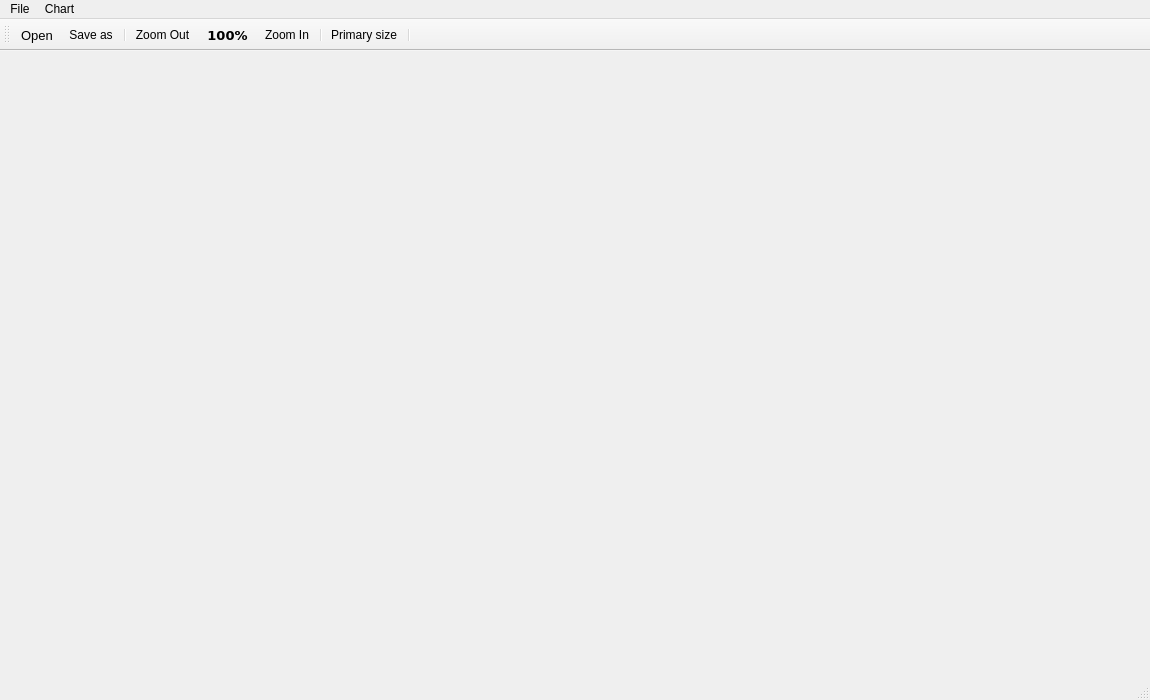
The window that mainwindow.ui (marcinkozikowski/ECGplot) describes before a commit, drawn with Qt 5.
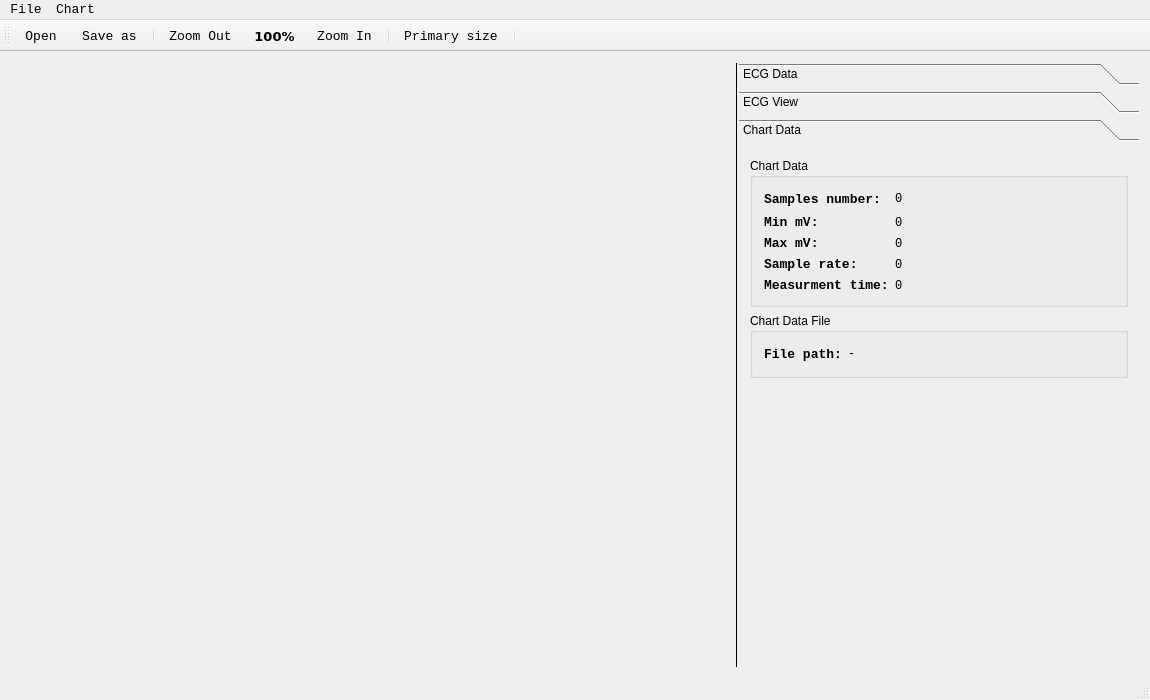
The same window after the commit. Icons and pictures are not drawn. Custom widgets are drawn as their Qt base class.

Commit message: added left toolbar with table data, ecg data info, plot options like show/hide marker, marker width, plot lione width

The edit to the form file:
```diff
--- a/mainwindow.ui
+++ b/mainwindow.ui
@@ -32,49 +32,602 @@
   <widget class="QWidget" name="centralWidget">
    <layout class="QGridLayout" name="gridLayout">
     <item row="0" column="0">
-     <widget class="QScrollArea" name="scrollArea">
-      <property name="enabled">
-       <bool>true</bool>
-      </property>
+     <widget class="QSplitter" name="splitter">
       <property name="sizePolicy">
-       <sizepolicy hsizetype="Expanding" vsizetype="Expanding">
+       <sizepolicy hsizetype="Minimum" vsizetype="Minimum">
         <horstretch>0</horstretch>
         <verstretch>0</verstretch>
        </sizepolicy>
       </property>
+      <property name="minimumSize">
+       <size>
+        <width>1</width>
+        <height>0</height>
+       </size>
+      </property>
+      <property name="baseSize">
+       <size>
+        <width>0</width>
+        <height>0</height>
+       </size>
+      </property>
       <property name="styleSheet">
-       <string notr="true">border: 0px</string>
+       <string notr="true">QSplitter::handle {
+    background: rgb(0, 0, 0);
+	margin-left: 2px;
+	margin-right: 2px;
+}</string>
       </property>
-      <property name="sizeAdjustPolicy">
-       <enum>QAbstractScrollArea::AdjustToContents</enum>
+      <property name="frameShape">
+       <enum>QFrame::NoFrame</enum>
       </property>
-      <property name="widgetResizable">
-       <bool>true</bool>
+      <property name="orientation">
+       <enum>Qt::Horizontal</enum>
       </property>
-      <widget class="QwtPlot" name="chartView">
-       <property name="geometry">
-        <rect>
-         <x>0</x>
-         <y>0</y>
-         <width>16</width>
-         <height>16</height>
-        </rect>
+      <property name="handleWidth">
+       <number>1</number>
+      </property>
+      <widget class="QScrollArea" name="scrollArea">
+       <property name="enabled">
+        <bool>true</bool>
        </property>
+       <property name="sizePolicy">
+        <sizepolicy hsizetype="Expanding" vsizetype="Expanding">
+         <horstretch>0</horstretch>
+         <verstretch>0</verstretch>
+        </sizepolicy>
+       </property>
+       <property name="styleSheet">
+        <string notr="true">border: 0px</string>
+       </property>
+       <property name="sizeAdjustPolicy">
+        <enum>QAbstractScrollArea::AdjustToContents</enum>
+       </property>
+       <property name="widgetResizable">
+        <bool>true</bool>
+       </property>
+       <widget class="QwtPlot" name="chartView">
+        <property name="geometry">
+         <rect>
+          <x>0</x>
+          <y>0</y>
+          <width>16</width>
+          <height>16</height>
+         </rect>
+        </property>
+        <property name="sizePolicy">
+         <sizepolicy hsizetype="Fixed" vsizetype="Fixed">
+          <horstretch>0</horstretch>
+          <verstretch>0</verstretch>
+         </sizepolicy>
+        </property>
+        <property name="sizeIncrement">
+         <size>
+          <width>0</width>
+          <height>0</height>
+         </size>
+        </property>
+        <property name="contextMenuPolicy">
+         <enum>Qt::NoContextMenu</enum>
+        </property>
+       </widget>
+      </widget>
+      <widget class="QToolBox" name="toolBox">
        <property name="sizePolicy">
         <sizepolicy hsizetype="Fixed" vsizetype="Fixed">
          <horstretch>0</horstretch>
          <verstretch>0</verstretch>
         </sizepolicy>
        </property>
-       <property name="sizeIncrement">
+       <property name="minimumSize">
         <size>
-         <width>0</width>
+         <width>200</width>
          <height>0</height>
         </size>
        </property>
-       <property name="contextMenuPolicy">
-        <enum>Qt::NoContextMenu</enum>
+       <property name="maximumSize">
+        <size>
+         <width>400</width>
+         <height>16777215</height>
+        </size>
        </property>
+       <property name="frameShape">
+        <enum>QFrame::NoFrame</enum>
+       </property>
+       <property name="frameShadow">
+        <enum>QFrame::Sunken</enum>
+       </property>
+       <property name="currentIndex">
+        <number>2</number>
+       </property>
+       <widget class="QWidget" name="page">
+        <property name="geometry">
+         <rect>
+          <x>0</x>
+          <y>0</y>
+          <width>400</width>
+          <height>518</height>
+         </rect>
+        </property>
+        <attribute name="icon">
+         <iconset resource="resources.qrc">
+          <normaloff>:/Icons/Icon/Icons/ecg-lines.png</normaloff>:/Icons/Icon/Icons/ecg-lines.png</iconset>
+        </attribute>
+        <attribute name="label">
+         <string>ECG Data</string>
+        </attribute>
+        <layout class="QVBoxLayout" name="verticalLayout_2">
+         <item>
+          <widget class="QTableView" name="ecgTableView">
+           <property name="font">
+            <font>
+             <family>Consolas</family>
+             <pointsize>10</pointsize>
+            </font>
+           </property>
+           <property name="selectionMode">
+            <enum>QAbstractItemView::SingleSelection</enum>
+           </property>
+           <property name="selectionBehavior">
+            <enum>QAbstractItemView::SelectRows</enum>
+           </property>
+           <attribute name="horizontalHeaderStretchLastSection">
+            <bool>true</bool>
+           </attribute>
+          </widget>
+         </item>
+        </layout>
+       </widget>
+       <widget class="QWidget" name="page_2">
+        <property name="geometry">
+         <rect>
+          <x>0</x>
+          <y>0</y>
+          <width>400</width>
+          <height>518</height>
+         </rect>
+        </property>
+        <attribute name="icon">
+         <iconset resource="resources.qrc">
+          <normaloff>:/Icons/Icon/Icons/line-chart.png</normaloff>:/Icons/Icon/Icons/line-chart.png</iconset>
+        </attribute>
+        <attribute name="label">
+         <string>ECG View</string>
+        </attribute>
+        <layout class="QGridLayout" name="gridLayout_3">
+         <item row="0" column="0">
+          <layout class="QGridLayout" name="gridLayout_2">
+           <item row="0" column="0">
+            <widget class="QGroupBox" name="groupBox">
+             <property name="title">
+              <string>Plot</string>
+             </property>
+             <layout class="QGridLayout" name="gridLayout_5">
+              <item row="0" column="0">
+               <layout class="QGridLayout" name="gridLayout_4">
+                <item row="0" column="0">
+                 <widget class="QLabel" name="label">
+                  <property name="font">
+                   <font>
+                    <family>Consolas</family>
+                    <pointsize>10</pointsize>
+                    <weight>75</weight>
+                    <bold>true</bold>
+                   </font>
+                  </property>
+                  <property name="text">
+                   <string>Plot color:</string>
+                  </property>
+                 </widget>
+                </item>
+                <item row="0" column="1">
+                 <widget class="QComboBox" name="plotColorComboBox"/>
+                </item>
+                <item row="0" column="2">
+                 <spacer name="horizontalSpacer">
+                  <property name="orientation">
+                   <enum>Qt::Horizontal</enum>
+                  </property>
+                  <property name="sizeHint" stdset="0">
+                   <size>
+                    <width>40</width>
+                    <height>20</height>
+                   </size>
+                  </property>
+                 </spacer>
+                </item>
+                <item row="1" column="0">
+                 <widget class="QLabel" name="label_2">
+                  <property name="font">
+                   <font>
+                    <family>Consolas</family>
+                    <pointsize>10</pointsize>
+                    <weight>75</weight>
+                    <bold>true</bold>
+                   </font>
+                  </property>
+                  <property name="text">
+                   <string>Line width:</string>
+                  </property>
+                 </widget>
+                </item>
+                <item row="1" column="1">
+                 <widget class="QLineEdit" name="plotLineWidthLineEdit">
+                  <property name="styleSheet">
+                   <string notr="true">QLineEdit {
+ border: 1px solid gray;
+ border-radius: 5px;
+}</string>
+                  </property>
+                 </widget>
+                </item>
+               </layout>
+              </item>
+             </layout>
+            </widget>
+           </item>
+           <item row="1" column="0">
+            <widget class="QGroupBox" name="groupBox_2">
+             <property name="title">
+              <string>Marker</string>
+             </property>
+             <layout class="QGridLayout" name="gridLayout_6">
+              <item row="0" column="0">
+               <widget class="QLabel" name="label_3">
+                <property name="font">
+                 <font>
+                  <family>Consolas</family>
+                  <pointsize>10</pointsize>
+                  <weight>75</weight>
+                  <bold>true</bold>
+                 </font>
+                </property>
+                <property name="text">
+                 <string>Marker color:</string>
+                </property>
+               </widget>
+              </item>
+              <item row="0" column="3">
+               <spacer name="horizontalSpacer_2">
+                <property name="orientation">
+                 <enum>Qt::Horizontal</enum>
+                </property>
+                <property name="sizeHint" stdset="0">
+                 <size>
+                  <width>130</width>
+                  <height>20</height>
+                 </size>
+                </property>
+               </spacer>
+              </item>
+              <item row="1" column="2">
+               <widget class="QLineEdit" name="markerSizeLineEdit">
+                <property name="styleSheet">
+                 <string notr="true">QLineEdit {
+ border: 1px solid gray;
+ border-radius: 5px;
+}</string>
+                </property>
+               </widget>
+              </item>
+              <item row="1" column="0">
+               <widget class="QLabel" name="label_4">
+                <property name="font">
+                 <font>
+                  <family>Consolas</family>
+                  <pointsize>10</pointsize>
+                  <weight>75</weight>
+                  <bold>true</bold>
+                 </font>
+                </property>
+                <property name="text">
+                 <string>Marker size:</string>
+                </property>
+               </widget>
+              </item>
+              <item row="0" column="2">
+               <widget class="QComboBox" name="markerColorComboBox"/>
+              </item>
+              <item row="2" column="0">
+               <widget class="QLabel" name="label_5">
+                <property name="font">
+                 <font>
+                  <family>Consolas</family>
+                  <pointsize>10</pointsize>
+                  <weight>75</weight>
+                  <bold>true</bold>
+                 </font>
+                </property>
+                <property name="text">
+                 <string>Show marker:</string>
+                </property>
+               </widget>
+              </item>
+              <item row="2" column="2">
+               <widget class="QCheckBox" name="showMarkerCheckBox">
+                <property name="styleSheet">
+                 <string notr="true">QComboBox{border: 1px solid gray; border-radius: 3px;}</string>
+                </property>
+                <property name="text">
+                 <string/>
+                </property>
+               </widget>
+              </item>
+             </layout>
+            </widget>
+           </item>
+          </layout>
+         </item>
+         <item row="1" column="0">
+          <spacer name="verticalSpacer">
+           <property name="orientation">
+            <enum>Qt::Vertical</enum>
+           </property>
+           <property name="sizeHint" stdset="0">
+            <size>
+             <width>20</width>
+             <height>40</height>
+            </size>
+           </property>
+          </spacer>
+         </item>
+        </layout>
+       </widget>
+       <widget class="QWidget" name="page_3">
+        <property name="geometry">
+         <rect>
+          <x>0</x>
+          <y>0</y>
+          <width>400</width>
+          <height>518</height>
+         </rect>
+        </property>
+        <attribute name="icon">
+         <iconset resource="resources.qrc">
+          <normaloff>:/Icons/Icon/Icons/analysis.png</normaloff>:/Icons/Icon/Icons/analysis.png</iconset>
+        </attribute>
+        <attribute name="label">
+         <string>Chart Data</string>
+        </attribute>
+        <layout class="QGridLayout" name="gridLayout_8">
+         <item row="0" column="0">
+          <layout class="QGridLayout" name="gridLayout_7">
+           <item row="0" column="0">
+            <widget class="QGroupBox" name="groupBox_1">
+             <property name="title">
+              <string>Chart Data</string>
+             </property>
+             <layout class="QGridLayout" name="gridLayout_11">
+              <item row="0" column="0">
+               <widget class="QLabel" name="label_6">
+                <property name="font">
+                 <font>
+                  <family>Consolas</family>
+                  <pointsize>10</pointsize>
+                  <weight>75</weight>
+                  <bold>true</bold>
+                  <kerning>false</kerning>
+                 </font>
+                </property>
+                <property name="text">
+                 <string>Samples number:</string>
+                </property>
+               </widget>
+              </item>
+              <item row="0" column="1">
+               <widget class="QLabel" name="samplesNumberLabel">
+                <property name="font">
+                 <font>
+                  <family>Consolas</family>
+                 </font>
+                </property>
+                <property name="text">
+                 <string>0</string>
+                </property>
+               </widget>
+              </item>
+              <item row="0" column="2">
+               <spacer name="horizontalSpacer_3">
+                <property name="orientation">
+                 <enum>Qt::Horizontal</enum>
+                </property>
+                <property name="sizeHint" stdset="0">
+                 <size>
+                  <width>234</width>
+                  <height>20</height>
+                 </size>
+                </property>
+               </spacer>
+              </item>
+              <item row="1" column="0">
+               <widget class="QLabel" name="label_8">
+                <property name="font">
+                 <font>
+                  <family>Consolas</family>
+                  <pointsize>10</pointsize>
+                  <weight>75</weight>
+                  <bold>true</bold>
+                  <kerning>false</kerning>
+                 </font>
+                </property>
+                <property name="text">
+                 <string>Min mV:</string>
+                </property>
+               </widget>
+              </item>
+              <item row="1" column="1">
+               <widget class="QLabel" name="minmvLabel">
+                <property name="font">
+                 <font>
+                  <family>Consolas</family>
+                 </font>
+                </property>
+                <property name="text">
+                 <string>0</string>
+                </property>
+               </widget>
+              </item>
+              <item row="2" column="0">
+               <widget class="QLabel" name="label_9">
+                <property name="font">
+                 <font>
+                  <family>Consolas</family>
+                  <pointsize>10</pointsize>
+                  <weight>75</weight>
+                  <bold>true</bold>
+                  <kerning>false</kerning>
+                 </font>
+                </property>
+                <property name="text">
+                 <string>Max mV:</string>
+                </property>
+               </widget>
+              </item>
+              <item row="2" column="1">
+               <widget class="QLabel" name="maxmvLabel">
+                <property name="font">
+                 <font>
+                  <family>Consolas</family>
+                 </font>
+                </property>
+                <property name="text">
+                 <string>0</string>
+                </property>
+               </widget>
+              </item>
+              <item row="3" column="0">
+               <widget class="QLabel" name="label_7">
+                <property name="font">
+                 <font>
+                  <family>Consolas</family>
+                  <pointsize>10</pointsize>
+                  <weight>75</weight>
+                  <bold>true</bold>
+                  <kerning>false</kerning>
+                 </font>
+                </property>
+                <property name="text">
+                 <string>Sample rate:</string>
+                </property>
+               </widget>
+              </item>
+              <item row="3" column="1">
+               <widget class="QLabel" name="sampleRateLabel">
+                <property name="font">
+                 <font>
+                  <family>Consolas</family>
+                 </font>
+                </property>
+                <property name="text">
+                 <string>0</string>
+                </property>
+               </widget>
+              </item>
+              <item row="4" column="0">
+               <widget class="QLabel" name="label_10">
+                <property name="font">
+                 <font>
+                  <family>Consolas</family>
+                  <pointsize>10</pointsize>
+                  <weight>75</weight>
+                  <bold>true</bold>
+                  <kerning>false</kerning>
+                 </font>
+                </property>
+                <property name="text">
+                 <string>Measurment time:</string>
+                </property>
+               </widget>
+              </item>
+              <item row="4" column="1">
+               <widget class="QLabel" name="secondsLabel">
+                <property name="font">
+                 <font>
+                  <family>Consolas</family>
+                 </font>
+                </property>
+                <property name="text">
+                 <string>0</string>
+                </property>
+               </widget>
+              </item>
+             </layout>
+            </widget>
+           </item>
+           <item row="1" column="0">
+            <widget class="QGroupBox" name="groupBox_4">
+             <property name="title">
+              <string>Chart Data File</string>
+             </property>
+             <layout class="QGridLayout" name="gridLayout_10">
+              <item row="0" column="0">
+               <layout class="QGridLayout" name="gridLayout_9">
+                <item row="0" column="0">
+                 <widget class="QLabel" name="label_11">
+                  <property name="font">
+                   <font>
+                    <family>Consolas</family>
+                    <pointsize>10</pointsize>
+                    <weight>75</weight>
+                    <bold>true</bold>
+                    <kerning>false</kerning>
+                   </font>
+                  </property>
+                  <property name="text">
+                   <string>File path:</string>
+                  </property>
+                 </widget>
+                </item>
+                <item row="0" column="1">
+                 <widget class="QLabel" name="filePathLabel">
+                  <property name="font">
+                   <font>
+                    <family>Consolas</family>
+                   </font>
+                  </property>
+                  <property name="text">
+                   <string>-</string>
+                  </property>
+                  <property name="wordWrap">
+                   <bool>true</bool>
+                  </property>
+                 </widget>
+                </item>
+               </layout>
+              </item>
+              <item row="0" column="1">
+               <spacer name="horizontalSpacer_4">
+                <property name="orientation">
+                 <enum>Qt::Horizontal</enum>
+                </property>
+                <property name="sizeHint" stdset="0">
+                 <size>
+                  <width>40</width>
+                  <height>20</height>
+                 </size>
+                </property>
+               </spacer>
+              </item>
+             </layout>
+            </widget>
+           </item>
+          </layout>
+         </item>
+         <item row="1" column="0">
+          <spacer name="verticalSpacer_2">
+           <property name="orientation">
+            <enum>Qt::Vertical</enum>
+           </property>
+           <property name="sizeHint" stdset="0">
+            <size>
+             <width>20</width>
+             <height>40</height>
+            </size>
+           </property>
+          </spacer>
+         </item>
+        </layout>
+       </widget>
       </widget>
      </widget>
     </item>
@@ -95,7 +648,19 @@
      <height>20</height>
     </size>
    </property>
+   <property name="font">
+    <font>
+     <family>Consolas</family>
+     <pointsize>10</pointsize>
+    </font>
+   </property>
    <widget class="QMenu" name="menuPlik">
+    <property name="font">
+     <font>
+      <family>Consolas</family>
+      <pointsize>10</pointsize>
+     </font>
+    </property>
     <property name="title">
      <string>File</string>
     </property>
@@ -104,6 +669,12 @@
     <addaction name="actionCloseApp"/>
    </widget>
    <widget class="QMenu" name="menuWykres">
+    <property name="font">
+     <font>
+      <family>Consolas</family>
+      <pointsize>10</pointsize>
+     </font>
+    </property>
     <property name="title">
      <string>Chart</string>
     </property>
@@ -145,6 +716,7 @@
    </property>
    <property name="font">
     <font>
+     <family>Consolas</family>
      <pointsize>10</pointsize>
     </font>
    </property>
@@ -166,6 +738,12 @@
    <property name="text">
     <string>Save as...</string>
    </property>
+   <property name="font">
+    <font>
+     <family>Consolas</family>
+     <pointsize>10</pointsize>
+    </font>
+   </property>
   </action>
   <action name="actionZoom_In">
    <property name="enabled">
@@ -184,6 +762,12 @@
    <property name="toolTip">
     <string>Zoom in</string>
    </property>
+   <property name="font">
+    <font>
+     <family>Consolas</family>
+     <pointsize>10</pointsize>
+    </font>
+   </property>
    <property name="visible">
     <bool>true</bool>
    </property>
@@ -212,6 +796,12 @@
    <property name="toolTip">
     <string>Zoom out</string>
    </property>
+   <property name="font">
+    <font>
+     <family>Consolas</family>
+     <pointsize>10</pointsize>
+    </font>
+   </property>
   </action>
   <action name="actionPlotInitSize">
    <property name="icon">
@@ -221,6 +811,12 @@
    <property name="text">
     <string>Primary size</string>
    </property>
+   <property name="font">
+    <font>
+     <family>Consolas</family>
+     <pointsize>10</pointsize>
+    </font>
+   </property>
   </action>
  </widget>
  <layoutdefault spacing="6" margin="11"/>
```
Left out of the diff: 20 changed lines with no effect on the pictures. The commit also changes 28 other files.
